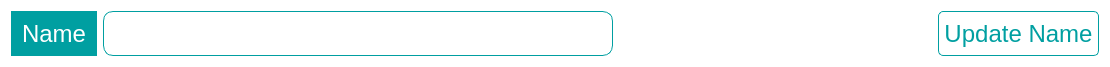
Above: app/ui/name_edit_input.ui from FlicksonJ/labify before the change. Below: the same form after it.
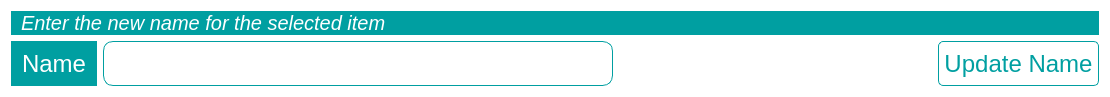
That is the form after the change.

```diff
--- a/app/ui/name_edit_input.ui
+++ b/app/ui/name_edit_input.ui
@@ -7,13 +7,13 @@
     <x>0</x>
     <y>0</y>
     <width>1110</width>
-    <height>55</height>
+    <height>95</height>
    </rect>
   </property>
   <property name="maximumSize">
    <size>
     <width>16777215</width>
-    <height>55</height>
+    <height>100</height>
    </size>
   </property>
   <property name="windowTitle">
@@ -58,7 +58,28 @@
 }
 </string>
   </property>
-  <layout class="QHBoxLayout" name="horizontalLayout" stretch="1,0,5,1">
+  <layout class="QVBoxLayout" name="verticalLayout">
+   <item>
+    <widget class="QLabel" name="label">
+     <property name="sizePolicy">
+      <sizepolicy hsizetype="Preferred" vsizetype="Minimum">
+       <horstretch>0</horstretch>
+       <verstretch>0</verstretch>
+      </sizepolicy>
+     </property>
+     <property name="font">
+      <font>
+       <pointsize>15</pointsize>
+       <italic>true</italic>
+      </font>
+     </property>
+     <property name="text">
+      <string>Enter the new name for the selected item</string>
+     </property>
+    </widget>
+   </item>
+   <item>
+    <layout class="QHBoxLayout" name="horizontalLayout">
    <item>
     <widget class="QLabel" name="name_label">
      <property name="maximumSize">
@@ -128,6 +149,8 @@
       <string>Update Name</string>
      </property>
     </widget>
+     </item>
+    </layout>
    </item>
   </layout>
  </widget>
```
Lines whose indentation alone changed are shown as unchanged.
